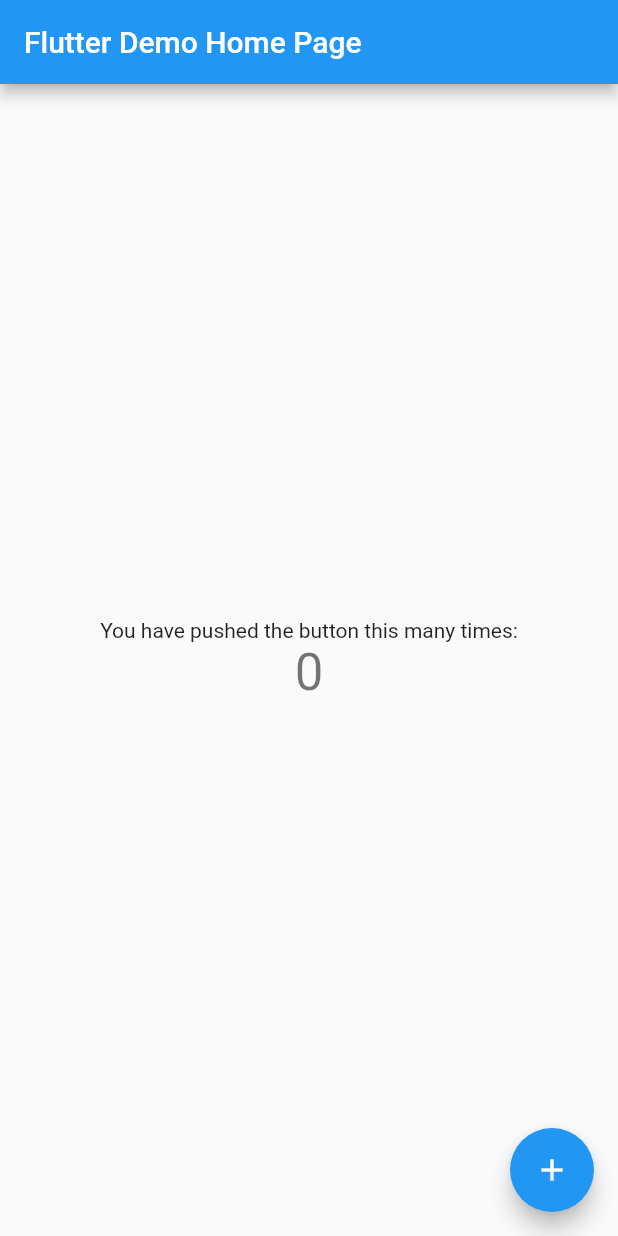
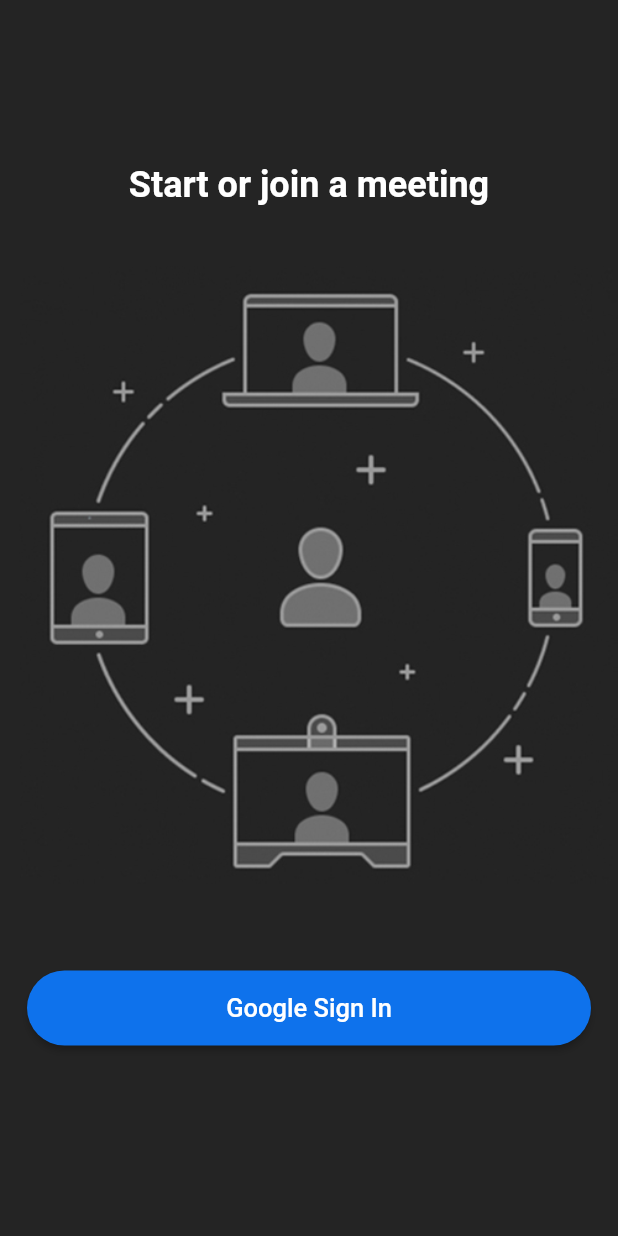
Before and after one commit to HidayaElHabti/ZoomClone, a Flutter app: the screen it shows after launch, on a phone screen of 412 x 824 dp. Run offline on Flutter 3.47's test engine with Material 2 defaults, Android fonts, the phone set to English and light mode, and no system bars.

Commit message:
login screen

```diff
--- a/lib/main.dart
+++ b/lib/main.dart
@@ -1,4 +1,6 @@
 import 'package:flutter/material.dart';
+import 'package:zoom_clone/screens/login_screen.dart';
+import 'package:zoom_clone/utils/colors.dart';
 
 void main() {
   runApp(const MyApp());
@@ -7,109 +9,18 @@ void main() {
 class MyApp extends StatelessWidget {
   const MyApp({Key? key}) : super(key: key);
 
-  // This widget is the root of your application.
   @override
   Widget build(BuildContext context) {
     return MaterialApp(
-      title: 'Flutter Demo',
-      theme: ThemeData(
-        // This is the theme of your application.
-        //
-        // Try running your application with "flutter run". You'll see the
-        // application has a blue toolbar. Then, without quitting the app, try
-        // changing the primarySwatch below to Colors.green and then invoke
-        // "hot reload" (press "r" in the console where you ran "flutter run",
-        // or simply save your changes to "hot reload" in a Flutter IDE).
-        // Notice that the counter didn't reset back to zero; the application
-        // is not restarted.
-        primarySwatch: Colors.blue,
+      debugShowCheckedModeBanner: false,
+      title: 'Zoom Clone',
+      theme: ThemeData.dark().copyWith(
+        scaffoldBackgroundColor: backgroundColor,
       ),
-      home: const MyHomePage(title: 'Flutter Demo Home Page'),
+      routes: {
+        '/login': (context) => const LoginScreen(),
+      },
+      home: LoginScreen(),
     );
   }
 }
-
-class MyHomePage extends StatefulWidget {
-  const MyHomePage({Key? key, required this.title}) : super(key: key);
-
-  // This widget is the home page of your application. It is stateful, meaning
-  // that it has a State object (defined below) that contains fields that affect
-  // how it looks.
-
-  // This class is the configuration for the state. It holds the values (in this
-  // case the title) provided by the parent (in this case the App widget) and
-  // used by the build method of the State. Fields in a Widget subclass are
-  // always marked "final".
-
-  final String title;
-
-  @override
-  State<MyHomePage> createState() => _MyHomePageState();
-}
-
-class _MyHomePageState extends State<MyHomePage> {
-  int _counter = 0;
-
-  void _incrementCounter() {
-    setState(() {
-      // This call to setState tells the Flutter framework that something has
-      // changed in this State, which causes it to rerun the build method below
-      // so that the display can reflect the updated values. If we changed
-      // _counter without calling setState(), then the build method would not be
-      // called again, and so nothing would appear to happen.
-      _counter++;
-    });
-  }
-
-  @override
-  Widget build(BuildContext context) {
-    // This method is rerun every time setState is called, for instance as done
-    // by the _incrementCounter method above.
-    //
-    // The Flutter framework has been optimized to make rerunning build methods
-    // fast, so that you can just rebuild anything that needs updating rather
-    // than having to individually change instances of widgets.
-    return Scaffold(
-      appBar: AppBar(
-        // Here we take the value from the MyHomePage object that was created by
-        // the App.build method, and use it to set our appbar title.
-        title: Text(widget.title),
-      ),
-      body: Center(
-        // Center is a layout widget. It takes a single child and positions it
-        // in the middle of the parent.
-        child: Column(
-          // Column is also a layout widget. It takes a list of children and
-          // arranges them vertically. By default, it sizes itself to fit its
-          // children horizontally, and tries to be as tall as its parent.
-          //
-          // Invoke "debug painting" (press "p" in the console, choose the
-          // "Toggle Debug Paint" action from the Flutter Inspector in Android
-          // Studio, or the "Toggle Debug Paint" command in Visual Studio Code)
-          // to see the wireframe for each widget.
-          //
-          // Column has various properties to control how it sizes itself and
-          // how it positions its children. Here we use mainAxisAlignment to
-          // center the children vertically; the main axis here is the vertical
-          // axis because Columns are vertical (the cross axis would be
-          // horizontal).
-          mainAxisAlignment: MainAxisAlignment.center,
-          children: <Widget>[
-            const Text(
-              'You have pushed the button this many times:',
-            ),
-            Text(
-              '$_counter',
-              style: Theme.of(context).textTheme.headline4,
-            ),
-          ],
-        ),
-      ),
-      floatingActionButton: FloatingActionButton(
-        onPressed: _incrementCounter,
-        tooltip: 'Increment',
-        child: const Icon(Icons.add),
-      ), // This trailing comma makes auto-formatting nicer for build methods.
-    );
-  }
-}
--- /dev/null
+++ b/lib/screens/login_screen.dart
@@ -0,0 +1,37 @@
+import 'package:flutter/material.dart';
+import 'package:zoom_clone/widgets/custom_button.dart';
+
+class LoginScreen extends StatefulWidget {
+  const LoginScreen({Key? key}) : super(key: key);
+
+  @override
+  State<LoginScreen> createState() => _LoginScreenState();
+}
+
+class _LoginScreenState extends State<LoginScreen> {
+  @override
+  Widget build(BuildContext context) {
+    return Scaffold(
+      body: Column(
+        mainAxisAlignment: MainAxisAlignment.center,
+        children: [
+          const Text(
+            'Start or join a meeting',
+            style: TextStyle(
+              fontSize: 24,
+              fontWeight: FontWeight.bold,
+            ),
+          ),
+          Padding(
+            padding: const EdgeInsets.symmetric(vertical: 40.0),
+            child: Image.asset('assets/images/onboarding.jpg'),
+          ),
+          CustomButton(
+            text: 'Google Sign In',
+            onPressed: () {},
+          ),
+        ],
+      ),
+    );
+  }
+}
--- /dev/null
+++ b/lib/utils/colors.dart
@@ -0,0 +1,6 @@
+import 'package:flutter/material.dart';
+
+const backgroundColor = Color.fromRGBO(36, 36, 36, 1);
+const buttonColor = Color.fromRGBO(14, 114, 236, 1);
+const footerColor = Color.fromRGBO(26, 26, 26, 1);
+const secondaryBackgroundColor = Color.fromRGBO(46, 46, 46, 1);
--- /dev/null
+++ b/lib/widgets/custom_button.dart
@@ -0,0 +1,35 @@
+import 'package:flutter/material.dart';
+import 'package:zoom_clone/utils/colors.dart';
+
+class CustomButton extends StatelessWidget {
+  final String text;
+  final VoidCallback onPressed;
+  const CustomButton({Key? key, required this.text, required this.onPressed})
+      : super(key: key);
+
+  @override
+  Widget build(BuildContext context) {
+    return Padding(
+      padding: const EdgeInsets.all(18.0),
+      child: ElevatedButton(
+        onPressed: () {},
+        style: ElevatedButton.styleFrom(
+          primary: buttonColor,
+          minimumSize: const Size(
+            double.infinity,
+            50,
+          ),
+          shape: RoundedRectangleBorder(
+            borderRadius: BorderRadius.circular(30),
+          ),
+        ),
+        child: Text(
+          text,
+          style: const TextStyle(
+            fontSize: 17,
+          ),
+        ),
+      ),
+    );
+  }
+}
```
Also changed, not shown: pubspec.yaml (+3 -5 lines), assets/images/onboarding.jpg (added).
